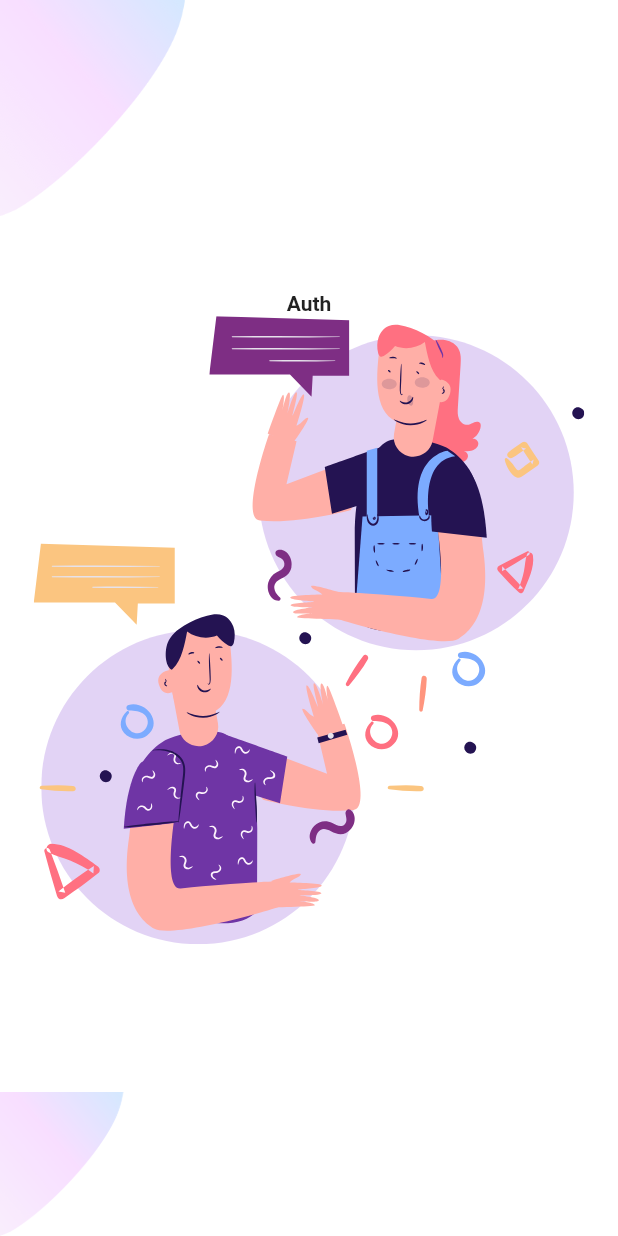
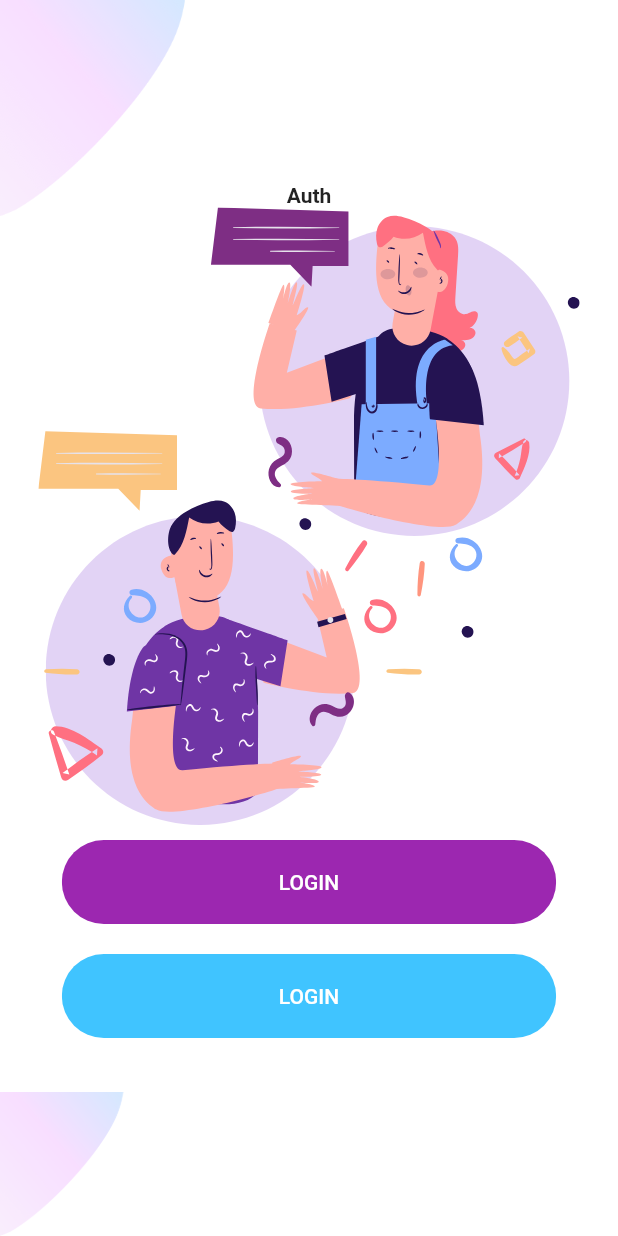
Before and after one commit to johnwanjema/flutter-ui, a Flutter app: the screen it shows after launch, on a phone screen of 412 x 824 dp. Run offline on Flutter 3.47's test engine with Material 2 defaults, Android fonts, the phone set to English and light mode, and no system bars; our stand-ins replace flutter_svg.

Commit message:
extract raised button widget

```diff
--- /dev/null
+++ b/lib/components/round_button.dart
@@ -0,0 +1,36 @@
+import 'package:flutter/material.dart';
+
+
+class RoundButton extends StatelessWidget {
+  final String text;
+  final Function press;
+  final Color color, textcolor;
+  const RoundButton({
+    Key key,
+    this.text,
+    this.press,
+    this.color = Colors.purple,
+    this.textcolor = Colors.white,
+  }) : super(key: key);
+
+  @override
+  Widget build(BuildContext context) {
+    Size size = MediaQuery.of(context).size;
+    return Container(
+      margin: EdgeInsets.symmetric(vertical: 10),
+      width: size.width * 0.8,
+      child: ClipRRect(
+        borderRadius: BorderRadius.circular(29.0),
+        child: FlatButton(
+          onPressed: press,
+          padding: EdgeInsets.symmetric(vertical: 20.0, horizontal: 20.0),
+          color: color,
+          child: Text(
+            text,
+            style: TextStyle(color: textcolor),
+          ),
+        ),
+      ),
+    );
+  }
+}
--- a/lib/screens/welcome/components/body.dart
+++ b/lib/screens/welcome/components/body.dart
@@ -1,17 +1,33 @@
 import 'package:flutter/material.dart';
+import 'package:flutter_app_ui/components/round_button.dart';
 import 'package:flutter_svg/flutter_svg.dart';
 import 'background.dart';
 
 class Body extends StatelessWidget {
   @override
   Widget build(BuildContext context) {
+    Size size = MediaQuery.of(context).size;
     return Background(
       child: Column(
         mainAxisAlignment: MainAxisAlignment.center,
-        children: <Widget>[Text('Auth',style: TextStyle(
-          fontWeight: FontWeight.bold
-        ),),
-        SvgPicture.asset('assets/icons/chat.svg')
+        children: <Widget>[
+          Text(
+            'Auth',
+            style: TextStyle(fontWeight: FontWeight.bold),
+          ),
+          SvgPicture.asset(
+            'assets/icons/chat.svg',
+            height: size.height * 0.5,
+          ),
+          RoundButton(
+            text: 'LOGIN',
+            press: () {},
+          ),
+          RoundButton(
+            text: 'LOGIN',
+            color: Colors.lightBlueAccent,
+            press: () {},
+          ),
         ],
       ),
     );
```
